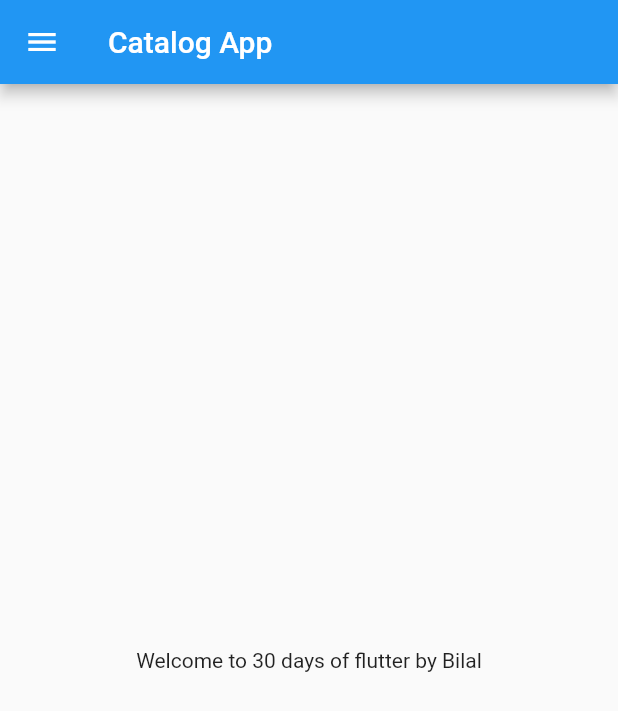
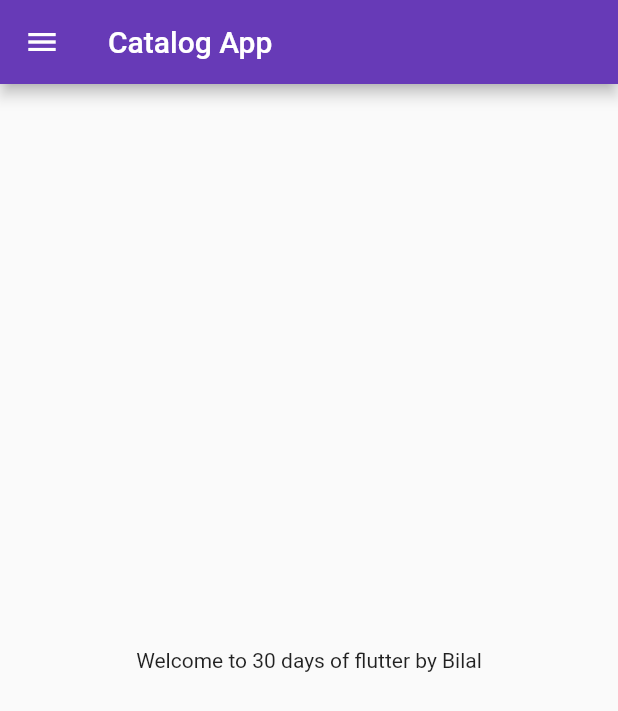
Before and after one commit to M-Bilal-Afridi/30_days_of_flutter, a Flutter app: the screen it shows after launch, on a phone screen of 412 x 824 dp. Shown: the top 711 px of the screen. Run offline on Flutter 3.47's test engine with Material 2 defaults, Android fonts, the phone set to English and light mode, and no system bars.

Commit message:
Day3 Completed

```diff
--- a/lib/main.dart
+++ b/lib/main.dart
@@ -1,5 +1,6 @@
 import 'package:flutter/material.dart';
-import 'home_page.dart';
+import 'package:my_app/pages/login_page.dart';
+import 'pages/home_page.dart';
 
 void main() {
   runApp(MyApp());
@@ -9,7 +10,18 @@ class MyApp extends StatelessWidget {
   @override
   Widget build(BuildContext context) {
     return MaterialApp(
-      home: HomePage(),
+      // home: HomePage(),
+      themeMode: ThemeMode.light,
+      theme: ThemeData(primarySwatch: Colors.deepPurple),
+      darkTheme: ThemeData(
+        brightness: Brightness.dark,
+      ),
+      initialRoute: "/home",
+      routes: {
+        "/": (context) => LoginPage(),
+        "/home": (context) => HomePage(),
+        "/login": (context) => LoginPage()
+      },
     );
   }
 }
```
Also changed, not shown: lib/pages/login_page.dart (added, +19 -0 lines), lib/pages/home_page.dart (renamed from lib/home_page.dart).
